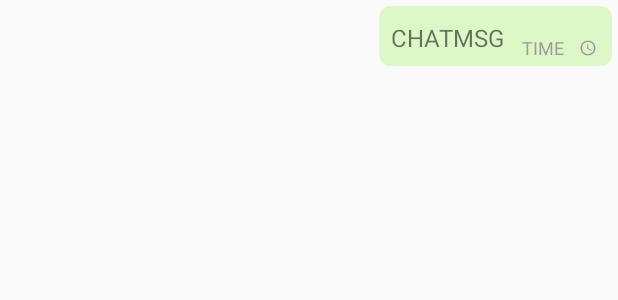
After one commit to Devsoc-BPGC/ARD, an Android app: the layout vh_activity_chat_chatmsg.xml on its own in the app's theme, with its tools: preview values and no code run, on a phone screen of 412 x 824 dp. The commit adds this screen. Shown: the top 300 px of the screen. Run offline under Robolectric (Android 15) with nearby library versions, the phone set to English and light mode, and no system bars.

Commit message:
Issue #169: Message width will increase till 80% of screen width (#171)
 Done some refactoring in chatMsgAdapter, chatMsgViewHolder; added content description for status

```diff
--- /dev/null
+++ b/app/src/main/res/layout/vh_activity_chat_chatmsg.xml
@@ -0,0 +1,54 @@
+<?xml version="1.0" encoding="utf-8"?>
+<LinearLayout xmlns:android="http://schemas.android.com/apk/res/android"
+    xmlns:tools="http://schemas.android.com/tools"
+    android:id="@+id/ll_chatmsg_root"
+    android:layout_width="match_parent"
+    android:layout_height="wrap_content"
+    android:gravity="end">
+
+    <LinearLayout
+        android:id="@+id/ll_chatmsg_msg_box"
+        android:layout_width="wrap_content"
+        android:layout_height="wrap_content"
+        android:layout_margin="4dp"
+        android:background="@drawable/bg_chat_rcv"
+        android:baselineAligned="true"
+        android:orientation="horizontal"
+        tools:ignore="UselessParent">
+
+        <TextView
+            android:id="@+id/textView_viewHolder_chatmsg_msg"
+            android:layout_width="wrap_content"
+            android:layout_height="wrap_content"
+            android:layout_marginTop="2dp"
+            android:autoLink="all"
+            android:linksClickable="true"
+            android:padding="8dp"
+            android:textColorLink="@color/blue_500"
+            android:textIsSelectable="true"
+            android:textSize="16sp"
+            tools:ignore="NestedWeights"
+            tools:text="CHATMSG" />
+
+        <TextView
+            android:id="@+id/textView_viewHolder_chatmsg_time"
+            android:layout_width="wrap_content"
+            android:layout_height="wrap_content"
+            android:layout_gravity="bottom"
+            android:padding="4dp"
+            android:textColor="@color/grey_500"
+            android:textIsSelectable="false"
+            android:textSize="12sp"
+            tools:text="TIME" />
+
+        <ImageView
+            android:id="@+id/imgView_vh_activity_chatmsg_tick"
+            android:layout_width="wrap_content"
+            android:layout_height="wrap_content"
+            android:layout_gravity="bottom"
+            android:layout_marginEnd="4dp"
+            android:contentDescription="@string/msg_wait"
+            android:padding="6dp"
+            android:src="@drawable/ic_wait" />
+    </LinearLayout>
+</LinearLayout>
--- a/app/src/main/res/values/strings.xml
+++ b/app/src/main/res/values/strings.xml
@@ -70,4 +70,10 @@
     <string name="title_activity_new_chat">New</string>
     <string name="title_activity_ann">Announcements</string>
 
+    <!-- Message status -->
+    <string name="msg_read">Message Read</string>
+    <string name="msg_rcvd">Message Delivered</string>
+    <string name="msg_sent">Message Sent</string>
+    <string name="msg_wait">Waiting</string>
+
 </resources>
```
Also changed, not shown: app/src/main/java/com/macbitsgoa/ard/adapters/ChatMsgAdapter.java (+16 -31 lines), app/src/main/java/com/macbitsgoa/ard/utils/AHC.java (+9 -0 lines), app/src/main/java/com/macbitsgoa/ard/viewholders/ChatMsgViewHolder.java (+63 -9 lines), app/src/main/res/layout/vh_activity_chat_chatmsg_receiver.xml (deleted, +0 -53 lines), app/src/main/res/layout/vh_activity_chat_chatmsg_sender.xml (deleted, +0 -49 lines).
